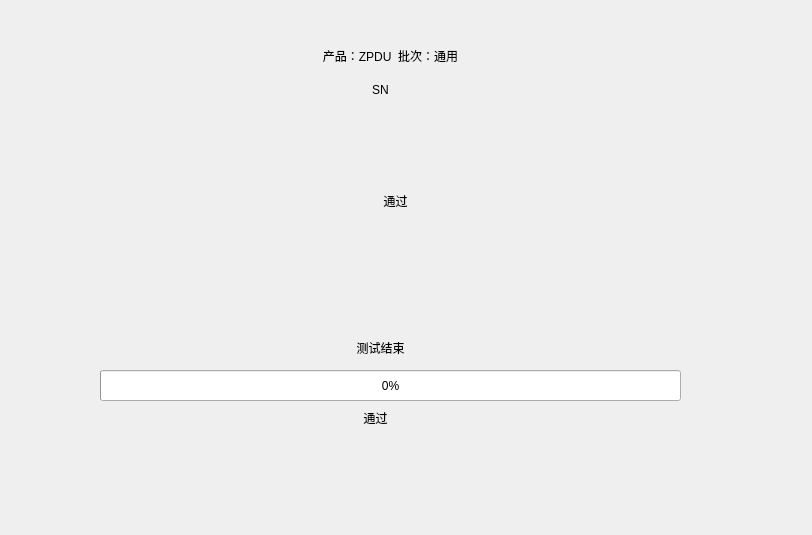
The window that IDC_TestSystem/common/testcom/testresultwid.ui (ChinaClever/IDC_TestSystem) describes before a commit, drawn with Qt 5.
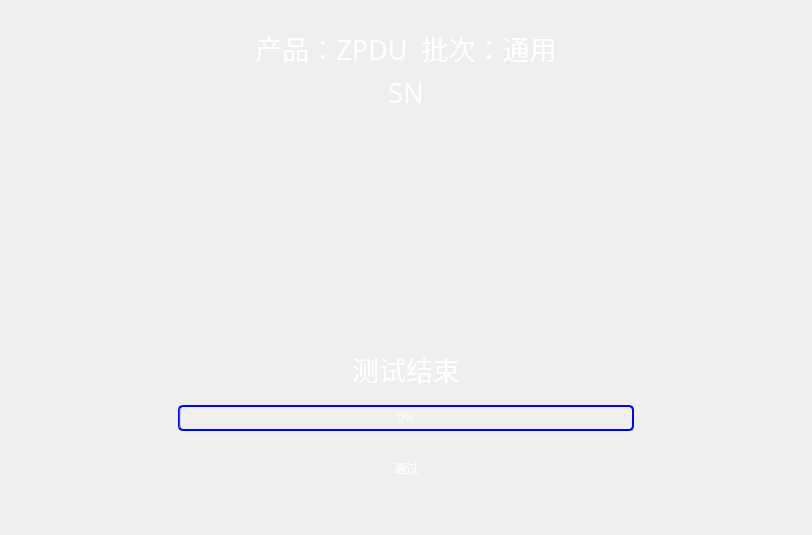
The same window after the commit. Icons and pictures are not drawn.

Commit message: 自动化测试结果ui

```diff
--- a/IDC_TestSystem/common/testcom/testresultwid.ui
+++ b/IDC_TestSystem/common/testcom/testresultwid.ui
@@ -10,102 +10,260 @@
     <height>535</height>
    </rect>
   </property>
+  <property name="font">
+   <font>
+    <family>微软雅黑</family>
+    <pointsize>15</pointsize>
+   </font>
+  </property>
   <property name="windowTitle">
    <string>Form</string>
   </property>
-  <widget class="QLabel" name="titleTab">
-   <property name="geometry">
-    <rect>
-     <x>220</x>
-     <y>30</y>
-     <width>341</width>
-     <height>51</height>
-    </rect>
+  <property name="autoFillBackground">
+   <bool>false</bool>
+  </property>
+  <property name="styleSheet">
+   <string notr="true"/>
+  </property>
+  <layout class="QVBoxLayout" name="verticalLayout_4" stretch="1,5">
+   <property name="spacing">
+    <number>16</number>
    </property>
-   <property name="text">
-    <string>产品：ZPDU  批次：通用</string>
+   <property name="leftMargin">
+    <number>19</number>
    </property>
-   <property name="alignment">
-    <set>Qt::AlignCenter</set>
+   <property name="topMargin">
+    <number>19</number>
    </property>
-  </widget>
-  <widget class="QProgressBar" name="progressBar">
-   <property name="geometry">
-    <rect>
-     <x>100</x>
-     <y>370</y>
-     <width>581</width>
-     <height>31</height>
-    </rect>
+   <property name="rightMargin">
+    <number>19</number>
    </property>
-   <property name="value">
-    <number>0</number>
+   <property name="bottomMargin">
+    <number>19</number>
    </property>
-  </widget>
-  <widget class="QLabel" name="snLab">
-   <property name="geometry">
-    <rect>
-     <x>120</x>
-     <y>80</y>
-     <width>521</width>
-     <height>20</height>
-    </rect>
-   </property>
-   <property name="text">
-    <string>SN</string>
-   </property>
-   <property name="alignment">
-    <set>Qt::AlignCenter</set>
-   </property>
-  </widget>
-  <widget class="QLabel" name="statusLab">
-   <property name="geometry">
-    <rect>
-     <x>100</x>
-     <y>340</y>
-     <width>561</width>
-     <height>16</height>
-    </rect>
-   </property>
-   <property name="text">
-    <string>测试结束</string>
-   </property>
-   <property name="alignment">
-    <set>Qt::AlignCenter</set>
-   </property>
-  </widget>
-  <widget class="QLabel" name="resultLab">
-   <property name="geometry">
-    <rect>
-     <x>280</x>
-     <y>140</y>
-     <width>231</width>
-     <height>121</height>
-    </rect>
-   </property>
-   <property name="text">
-    <string>通过</string>
-   </property>
-   <property name="alignment">
-    <set>Qt::AlignCenter</set>
-   </property>
-  </widget>
-  <widget class="QLabel" name="itemNumLab">
-   <property name="geometry">
-    <rect>
-     <x>100</x>
-     <y>410</y>
-     <width>551</width>
-     <height>16</height>
-    </rect>
-   </property>
-   <property name="text">
-    <string>通过</string>
-   </property>
-   <property name="alignment">
-    <set>Qt::AlignCenter</set>
-   </property>
-  </widget>
+   <item>
+    <widget class="QWidget" name="widget_3" native="true">
+     <property name="font">
+      <font>
+       <family>微软雅黑</family>
+       <pointsize>20</pointsize>
+       <weight>50</weight>
+       <italic>false</italic>
+       <bold>false</bold>
+      </font>
+     </property>
+     <property name="styleSheet">
+      <string notr="true">QWidget#widget_3{border-image: url(:/image/titlebar.jpg);border-radius:5px;}
+QWidget{font: 20pt &quot;微软雅黑&quot;; color:white;}</string>
+     </property>
+     <layout class="QVBoxLayout" name="verticalLayout_3">
+      <item>
+       <widget class="QLabel" name="titleTab">
+        <property name="font">
+         <font>
+          <family>微软雅黑</family>
+          <pointsize>20</pointsize>
+          <weight>50</weight>
+          <italic>false</italic>
+          <bold>false</bold>
+         </font>
+        </property>
+        <property name="autoFillBackground">
+         <bool>false</bool>
+        </property>
+        <property name="text">
+         <string>产品：ZPDU  批次：通用</string>
+        </property>
+        <property name="textFormat">
+         <enum>Qt::AutoText</enum>
+        </property>
+        <property name="scaledContents">
+         <bool>true</bool>
+        </property>
+        <property name="alignment">
+         <set>Qt::AlignCenter</set>
+        </property>
+       </widget>
+      </item>
+      <item>
+       <widget class="QLabel" name="snLab">
+        <property name="font">
+         <font>
+          <family>微软雅黑</family>
+          <pointsize>20</pointsize>
+          <weight>50</weight>
+          <italic>false</italic>
+          <bold>false</bold>
+         </font>
+        </property>
+        <property name="text">
+         <string>SN</string>
+        </property>
+        <property name="alignment">
+         <set>Qt::AlignCenter</set>
+        </property>
+       </widget>
+      </item>
+     </layout>
+    </widget>
+   </item>
+   <item>
+    <widget class="QWidget" name="widget" native="true">
+     <property name="font">
+      <font>
+       <family>微软雅黑</family>
+       <pointsize>20</pointsize>
+       <weight>50</weight>
+       <italic>false</italic>
+       <bold>false</bold>
+      </font>
+     </property>
+     <property name="styleSheet">
+      <string notr="true">QWidget#widget{border-image: url(:/image/resultpix.jpg);border-radius:5px;}
+QWidget{font: 20pt &quot;微软雅黑&quot;; color:white;}
+QProgressBar {
+   border:2px solid blue;
+   background-color:transparent;
+   border-radius: 5px;
+   text-align: center;
+}
+</string>
+     </property>
+     <layout class="QVBoxLayout" name="verticalLayout_2" stretch="3,3">
+      <item>
+       <layout class="QHBoxLayout" name="horizontalLayout">
+        <item>
+         <spacer name="horizontalSpacer">
+          <property name="orientation">
+           <enum>Qt::Horizontal</enum>
+          </property>
+          <property name="sizeHint" stdset="0">
+           <size>
+            <width>40</width>
+            <height>20</height>
+           </size>
+          </property>
+         </spacer>
+        </item>
+        <item>
+         <widget class="QLabel" name="resultLab">
+          <property name="sizePolicy">
+           <sizepolicy hsizetype="Fixed" vsizetype="Fixed">
+            <horstretch>220</horstretch>
+            <verstretch>147</verstretch>
+           </sizepolicy>
+          </property>
+          <property name="minimumSize">
+           <size>
+            <width>220</width>
+            <height>147</height>
+           </size>
+          </property>
+          <property name="maximumSize">
+           <size>
+            <width>250</width>
+            <height>250</height>
+           </size>
+          </property>
+          <property name="font">
+           <font>
+            <family>微软雅黑</family>
+            <pointsize>20</pointsize>
+            <weight>50</weight>
+            <italic>false</italic>
+            <bold>false</bold>
+           </font>
+          </property>
+          <property name="styleSheet">
+           <string notr="true"/>
+          </property>
+          <property name="text">
+           <string/>
+          </property>
+          <property name="alignment">
+           <set>Qt::AlignCenter</set>
+          </property>
+         </widget>
+        </item>
+        <item>
+         <spacer name="horizontalSpacer_2">
+          <property name="orientation">
+           <enum>Qt::Horizontal</enum>
+          </property>
+          <property name="sizeHint" stdset="0">
+           <size>
+            <width>40</width>
+            <height>20</height>
+           </size>
+          </property>
+         </spacer>
+        </item>
+       </layout>
+      </item>
+      <item>
+       <widget class="QWidget" name="widget_2" native="true">
+        <property name="font">
+         <font>
+          <family>微软雅黑</family>
+          <pointsize>20</pointsize>
+          <weight>50</weight>
+          <italic>false</italic>
+          <bold>false</bold>
+         </font>
+        </property>
+        <property name="styleSheet">
+         <string notr="true"/>
+        </property>
+        <layout class="QVBoxLayout" name="verticalLayout">
+         <property name="leftMargin">
+          <number>150</number>
+         </property>
+         <property name="rightMargin">
+          <number>150</number>
+         </property>
+         <item>
+          <widget class="QLabel" name="statusLab">
+           <property name="font">
+            <font>
+             <family>微软雅黑</family>
+             <pointsize>20</pointsize>
+             <weight>50</weight>
+             <italic>false</italic>
+             <bold>false</bold>
+            </font>
+           </property>
+           <property name="text">
+            <string>测试结束</string>
+           </property>
+           <property name="alignment">
+            <set>Qt::AlignCenter</set>
+           </property>
+          </widget>
+         </item>
+         <item>
+          <widget class="QProgressBar" name="progressBar">
+           <property name="value">
+            <number>0</number>
+           </property>
+          </widget>
+         </item>
+         <item>
+          <widget class="QLabel" name="itemNumLab">
+           <property name="text">
+            <string>通过</string>
+           </property>
+           <property name="alignment">
+            <set>Qt::AlignCenter</set>
+           </property>
+          </widget>
+         </item>
+        </layout>
+       </widget>
+      </item>
+     </layout>
+    </widget>
+   </item>
+  </layout>
  </widget>
  <resources/>
  <connections/>
```
The commit also changes 21 other files.
